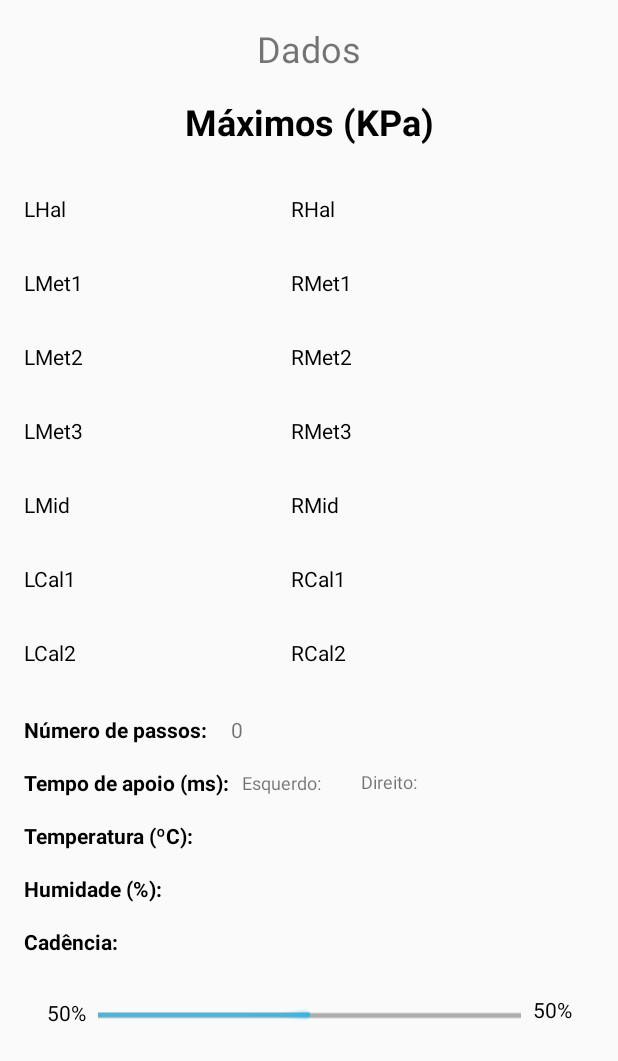
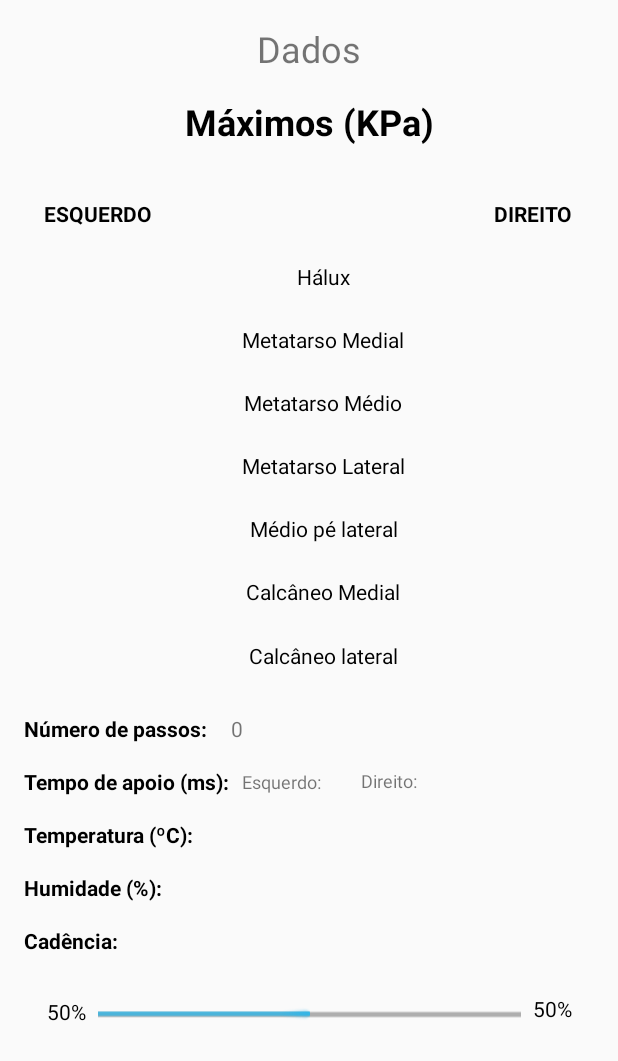
Before and after one commit to flmcampos/Famest_android_app, an Android app: the layout data.xml on its own in the app's theme, with its tools: preview values and no code run, on a phone screen of 412 x 824 dp. Shown: the top 1061 px of the screen. Run offline under Robolectric (Android 15) with nearby library versions, the phone set to English and light mode, and no system bars.

Commit message:
Inclusão de tabela com máximos

```diff
--- a/app/src/main/res/layout/data.xml
+++ b/app/src/main/res/layout/data.xml
@@ -54,6 +54,303 @@
             app:layout_constraintStart_toStartOf="parent"
             app:layout_constraintTop_toTopOf="parent" />
 
+        <TableLayout
+            android:id="@+id/tableLayout"
+            android:layout_width="0dp"
+            android:layout_height="337dp"
+            android:layout_marginTop="24dp"
+            android:weightSum="8"
+            app:layout_constraintEnd_toEndOf="parent"
+            app:layout_constraintStart_toStartOf="parent"
+            app:layout_constraintTop_toBottomOf="@+id/textView11">
+
+            <TableRow
+                android:layout_width="match_parent"
+                android:layout_height="wrap_content"
+                android:layout_weight="1"
+                android:weightSum="3">
+
+                <TextView
+                    android:layout_width="wrap_content"
+                    android:layout_height="match_parent"
+                    android:layout_weight="1"
+                    android:gravity="center"
+                    android:text="ESQUERDO"
+                    android:textAlignment="center"
+                    android:textColor="#000000"
+                    android:textStyle="bold" />
+
+                <TextView
+                    android:layout_width="wrap_content"
+                    android:layout_height="match_parent"
+                    android:layout_weight="1"
+                    android:text="" />
+
+                <TextView
+                    android:layout_width="wrap_content"
+                    android:layout_height="match_parent"
+                    android:layout_weight="1"
+                    android:gravity="center"
+                    android:text="DIREITO"
+                    android:textAlignment="center"
+                    android:textColor="#000000"
+                    android:textStyle="bold" />
+            </TableRow>
+
+            <TableRow
+                android:layout_width="match_parent"
+                android:layout_height="wrap_content"
+                android:layout_weight="1"
+                android:weightSum="3">
+
+                <TextView
+                    android:id="@+id/LHalMax"
+                    android:layout_width="wrap_content"
+                    android:layout_height="match_parent"
+                    android:layout_weight="1"
+                    android:gravity="center"
+                    android:text=""
+                    android:textAlignment="center"
+                    android:textColor="#000000" />
+
+                <TextView
+                    android:layout_width="wrap_content"
+                    android:layout_height="match_parent"
+                    android:layout_weight="1"
+                    android:gravity="center"
+                    android:text="Hálux"
+                    android:textAlignment="center"
+                    android:textColor="#000000" />
+
+                <TextView
+                    android:id="@+id/RHalMax"
+                    android:layout_width="wrap_content"
+                    android:layout_height="match_parent"
+                    android:layout_weight="1"
+                    android:gravity="center"
+                    android:text=""
+                    android:textAlignment="center"
+                    android:textColor="#000000" />
+            </TableRow>
+
+
+            <TableRow
+                android:layout_width="match_parent"
+                android:layout_height="wrap_content"
+                android:layout_weight="1"
+                android:weightSum="3">
+
+                <TextView
+                    android:id="@+id/LMet1Max"
+                    android:layout_width="wrap_content"
+                    android:layout_height="match_parent"
+                    android:layout_weight="1"
+                    android:gravity="center"
+                    android:text=""
+                    android:textAlignment="center"
+                    android:textColor="#000000" />
+
+                <TextView
+                    android:layout_width="wrap_content"
+                    android:layout_height="match_parent"
+                    android:layout_weight="1"
+                    android:gravity="center"
+                    android:text="Metatarso Medial"
+                    android:textAlignment="center"
+                    android:textColor="#000000" />
+
+                <TextView
+                    android:id="@+id/RMet1Max"
+                    android:layout_width="wrap_content"
+                    android:layout_height="match_parent"
+                    android:layout_weight="1"
+                    android:gravity="center"
+                    android:text=""
+                    android:textAlignment="center"
+                    android:textColor="#000000" />
+            </TableRow>
+
+            <TableRow
+                android:layout_width="match_parent"
+                android:layout_height="wrap_content"
+                android:layout_weight="1"
+                android:weightSum="3">
+
+                <TextView
+                    android:id="@+id/LMet2Max"
+                    android:layout_width="wrap_content"
+                    android:layout_height="match_parent"
+                    android:layout_weight="1"
+                    android:gravity="center"
+                    android:text=""
+                    android:textAlignment="center"
+                    android:textColor="#000000" />
+
+                <TextView
+                    android:layout_width="wrap_content"
+                    android:layout_height="match_parent"
+                    android:layout_weight="1"
+                    android:gravity="center"
+                    android:text="Metatarso Médio"
+                    android:textAlignment="center"
+                    android:textColor="#000000" />
+
+                <TextView
+                    android:id="@+id/RMet2Max"
+                    android:layout_width="wrap_content"
+                    android:layout_height="match_parent"
+                    android:layout_weight="1"
+                    android:gravity="center"
+                    android:text=""
+                    android:textAlignment="center"
+                    android:textColor="#000000" />
+            </TableRow>
+
+            <TableRow
+                android:layout_width="match_parent"
+                android:layout_height="wrap_content"
+                android:layout_weight="1"
+                android:weightSum="3">
+
+                <TextView
+                    android:id="@+id/LMet3Max"
+                    android:layout_width="wrap_content"
+                    android:layout_height="match_parent"
+                    android:layout_weight="1"
+                    android:gravity="center"
+                    android:text=""
+                    android:textAlignment="center"
+                    android:textColor="#000000" />
+
+                <TextView
+                    android:layout_width="wrap_content"
+                    android:layout_height="match_parent"
+                    android:layout_weight="1"
+                    android:gravity="center"
+                    android:text="Metatarso Lateral"
+                    android:textAlignment="center"
+                    android:textColor="#000000" />
+
+                <TextView
+                    android:id="@+id/RMet3Max"
+                    android:layout_width="wrap_content"
+                    android:layout_height="match_parent"
+                    android:layout_weight="1"
+                    android:gravity="center"
+                    android:text=""
+                    android:textAlignment="center"
+                    android:textColor="#000000" />
+            </TableRow>
+
+            <TableRow
+                android:layout_width="match_parent"
+                android:layout_height="wrap_content"
+                android:layout_weight="1"
+                android:weightSum="3">
+
+                <TextView
+                    android:id="@+id/LMidMax"
+                    android:layout_width="wrap_content"
+                    android:layout_height="match_parent"
+                    android:layout_weight="1"
+                    android:gravity="center"
+                    android:text=""
+                    android:textAlignment="center"
+                    android:textColor="#000000" />
+
+                <TextView
+                    android:layout_width="wrap_content"
+                    android:layout_height="match_parent"
+                    android:layout_weight="1"
+                    android:gravity="center"
+                    android:text="Médio pé lateral"
+                    android:textAlignment="center"
+                    android:textColor="#000000" />
+
+                <TextView
+                    android:id="@+id/RMidMax"
+                    android:layout_width="wrap_content"
+                    android:layout_height="match_parent"
+                    android:layout_weight="1"
+                    android:gravity="center"
+                    android:text=""
+                    android:textAlignment="center"
+                    android:textColor="#000000" />
+            </TableRow>
+
+            <TableRow
+                android:layout_width="match_parent"
+                android:layout_height="wrap_content"
+                android:layout_weight="1"
+                android:weightSum="3">
+
+                <TextView
+                    android:id="@+id/LCal1Max"
+                    android:layout_width="wrap_content"
+                    android:layout_height="match_parent"
+                    android:layout_weight="1"
+                    android:gravity="center"
+                    android:text=""
+                    android:textAlignment="center"
+                    android:textColor="#000000" />
+
+                <TextView
+                    android:layout_width="wrap_content"
+                    android:layout_height="match_parent"
+                    android:layout_weight="1"
+                    android:gravity="center"
+                    android:text="Calcâneo Medial"
+                    android:textAlignment="center"
+                    android:textColor="#000000" />
+
+                <TextView
+                    android:id="@+id/RCal1Max"
+                    android:layout_width="wrap_content"
+                    android:layout_height="match_parent"
+                    android:layout_weight="1"
+                    android:gravity="center"
+                    android:text=""
+                    android:textAlignment="center"
+                    android:textColor="#000000" />
+            </TableRow>
+
+            <TableRow
+                android:layout_width="match_parent"
+                android:layout_height="wrap_content"
+                android:layout_weight="1"
+                android:weightSum="3">
+
+                <TextView
+                    android:id="@+id/LCal2Max"
+                    android:layout_width="wrap_content"
+                    android:layout_height="match_parent"
+                    android:layout_weight="1"
+                    android:gravity="center"
+                    android:text=""
+                    android:textAlignment="center"
+                    android:textColor="#000000" />
+
+                <TextView
+                    android:layout_width="wrap_content"
+                    android:layout_height="match_parent"
+                    android:layout_weight="1"
+                    android:gravity="center"
+                    android:text="Calcâneo lateral"
+                    android:textAlignment="center"
+                    android:textColor="#000000" />
+
+                <TextView
+                    android:id="@+id/RCal2Max"
+                    android:layout_width="wrap_content"
+                    android:layout_height="match_parent"
+                    android:layout_weight="1"
+                    android:gravity="center"
+                    android:text=""
+                    android:textAlignment="center"
+                    android:textColor="#000000" />
+            </TableRow>
+        </TableLayout>
+
         <TextView
             android:id="@+id/textView11"
             android:layout_width="wrap_content"
@@ -66,78 +363,6 @@
             app:layout_constraintEnd_toEndOf="parent"
             app:layout_constraintStart_toStartOf="parent"
             app:layout_constraintTop_toBottomOf="@+id/textView10" />
-
-        <TextView
-            android:id="@+id/textView13"
-            android:layout_width="wrap_content"
-            android:layout_height="wrap_content"
-            android:layout_marginStart="16dp"
-            android:layout_marginLeft="16dp"
-            android:layout_marginTop="32dp"
-            android:text="LHal"
-            android:textColor="#000000"
-            app:layout_constraintStart_toStartOf="parent"
-            app:layout_constraintTop_toBottomOf="@+id/textView11" />
-
-        <TextView
-            android:id="@+id/textView14"
-            android:layout_width="wrap_content"
-            android:layout_height="wrap_content"
-            android:layout_marginTop="30dp"
-            android:text="LMet1"
-            android:textColor="#000000"
-            app:layout_constraintStart_toStartOf="@+id/textView13"
-            app:layout_constraintTop_toBottomOf="@+id/textView13" />
-
-        <TextView
-            android:id="@+id/textView15"
-            android:layout_width="wrap_content"
-            android:layout_height="wrap_content"
-            android:layout_marginTop="30dp"
-            android:text="LMet2"
-            android:textColor="#000000"
-            app:layout_constraintStart_toStartOf="@+id/textView14"
-            app:layout_constraintTop_toBottomOf="@+id/textView14" />
-
-        <TextView
-            android:id="@+id/textView16"
-            android:layout_width="wrap_content"
-            android:layout_height="wrap_content"
-            android:layout_marginTop="30dp"
-            android:text="LMet3"
-            android:textColor="#000000"
-            app:layout_constraintStart_toStartOf="@+id/textView15"
-            app:layout_constraintTop_toBottomOf="@+id/textView15" />
-
-        <TextView
-            android:id="@+id/textView17"
-            android:layout_width="wrap_content"
-            android:layout_height="wrap_content"
-            android:layout_marginTop="30dp"
-            android:text="LMid"
-            android:textColor="#000000"
-            app:layout_constraintStart_toStartOf="@+id/textView16"
-            app:layout_constraintTop_toBottomOf="@+id/textView16" />
-
-        <TextView
-            android:id="@+id/textView18"
-            android:layout_width="wrap_content"
-            android:layout_height="wrap_content"
-            android:layout_marginTop="30dp"
-            android:text="LCal1"
-            android:textColor="#000000"
-            app:layout_constraintStart_toStartOf="@+id/textView17"
-            app:layout_constraintTop_toBottomOf="@+id/textView17" />
-
-        <TextView
-            android:id="@+id/textView19"
-            android:layout_width="wrap_content"
-            android:layout_height="wrap_content"
-            android:layout_marginTop="30dp"
-            android:text="LCal2"
-            android:textColor="#000000"
-            app:layout_constraintStart_toStartOf="@+id/textView18"
-            app:layout_constraintTop_toBottomOf="@+id/textView18" />
 
         <TextView
             android:id="@+id/left_percentage"
@@ -169,12 +394,14 @@
             android:id="@+id/textView27"
             android:layout_width="wrap_content"
             android:layout_height="wrap_content"
-            android:layout_marginTop="32dp"
+            android:layout_marginStart="16dp"
+            android:layout_marginLeft="16dp"
+            android:layout_marginTop="17dp"
             android:text="Número de passos:"
             android:textColor="#000000"
             android:textStyle="bold"
-            app:layout_constraintStart_toStartOf="@+id/textView19"
-            app:layout_constraintTop_toBottomOf="@+id/textView19" />
+            app:layout_constraintStart_toStartOf="parent"
+            app:layout_constraintTop_toBottomOf="@+id/tableLayout" />
 
         <TextView
             android:id="@+id/no_de_passos"
@@ -251,7 +478,7 @@
             android:text="Tempo de apoio (ms):"
             android:textColor="#000000"
             android:textStyle="bold"
-            app:layout_constraintStart_toStartOf="@+id/textView19"
+            app:layout_constraintStart_toStartOf="@+id/textView27"
             app:layout_constraintTop_toBottomOf="@+id/textView27" />
 
         <TextView
@@ -262,7 +489,7 @@
             android:text="Temperatura (ºC): "
             android:textColor="#000000"
             android:textStyle="bold"
-            app:layout_constraintStart_toStartOf="@+id/textView19"
+            app:layout_constraintStart_toStartOf="@+id/textView30"
             app:layout_constraintTop_toBottomOf="@+id/textView30" />
 
         <TextView
@@ -273,203 +500,9 @@
             android:text="Humidade (%): "
             android:textColor="#000000"
             android:textStyle="bold"
-            app:layout_constraintStart_toStartOf="@+id/textView19"
+            app:layout_constraintStart_toStartOf="@+id/textView29"
             app:layout_constraintTop_toBottomOf="@+id/textView29" />
 
-        <TextView
-            android:id="@+id/textView20"
-            android:layout_width="wrap_content"
-            android:layout_height="wrap_content"
-            android:layout_marginStart="150dp"
-            android:layout_marginLeft="150dp"
-            android:text="RHal"
-            android:textColor="#000000"
-            app:layout_constraintStart_toEndOf="@+id/textView13"
-            app:layout_constraintTop_toTopOf="@+id/textView13" />
-
-        <TextView
-            android:id="@+id/textView21"
-            android:layout_width="wrap_content"
-            android:layout_height="wrap_content"
-            android:text="RMet1"
-            android:textColor="#000000"
-            app:layout_constraintStart_toStartOf="@+id/textView20"
-            app:layout_constraintTop_toTopOf="@+id/textView14" />
-
-        <TextView
-            android:id="@+id/textView22"
-            android:layout_width="wrap_content"
-            android:layout_height="wrap_content"
-            android:text="RMet2"
-            android:textColor="#000000"
-            app:layout_constraintStart_toStartOf="@+id/textView21"
-            app:layout_constraintTop_toTopOf="@+id/textView15" />
-
-        <TextView
-            android:id="@+id/textView23"
-            android:layout_width="wrap_content"
-            android:layout_height="wrap_content"
-            android:text="RMet3"
-            android:textColor="#000000"
-            app:layout_constraintStart_toStartOf="@+id/textView22"
-            app:layout_constraintTop_toTopOf="@+id/textView16" />
-
-        <TextView
-            android:id="@+id/textView24"
-            android:layout_width="wrap_content"
-            android:layout_height="wrap_content"
-            android:text="RMid"
-            android:textColor="#000000"
-            app:layout_constraintStart_toStartOf="@+id/textView23"
-            app:layout_constraintTop_toTopOf="@+id/textView17" />
-
-        <TextView
-            android:id="@+id/textView25"
-            android:layout_width="wrap_content"
-            android:layout_height="wrap_content"
-            android:text="RCal1"
-            android:textColor="#000000"
-            app:layout_constraintStart_toStartOf="@+id/textView24"
-            app:layout_constraintTop_toTopOf="@+id/textView18" />
-
-        <TextView
-            android:id="@+id/textView26"
-            android:layout_width="wrap_content"
-            android:layout_height="wrap_content"
-            android:text="RCal2"
-            android:textColor="#000000"
-            app:layout_constraintStart_toStartOf="@+id/textView25"
-            app:layout_constraintTop_toTopOf="@+id/textView19" />
-
-        <TextView
-            android:id="@+id/LHalMax"
-            android:layout_width="wrap_content"
-            android:layout_height="wrap_content"
-            android:layout_marginStart="30dp"
-            android:layout_marginLeft="30dp"
-            android:text=""
-            android:textColor="#000000"
-            app:layout_constraintStart_toEndOf="@+id/textView13"
-            app:layout_constraintTop_toTopOf="@+id/textView13" />
-
-        <TextView
-            android:id="@+id/LMet1Max"
-            android:layout_width="wrap_content"
-            android:layout_height="wrap_content"
-            android:text=""
-            android:textColor="#000000"
-            app:layout_constraintStart_toStartOf="@+id/LHalMax"
-            app:layout_constraintTop_toTopOf="@+id/textView14" />
-
-        <TextView
-            android:id="@+id/LMet2Max"
-            android:layout_width="wrap_content"
-            android:layout_height="wrap_content"
-            android:text=""
-            android:textColor="#000000"
-            app:layout_constraintStart_toStartOf="@+id/LMet1Max"
-            app:layout_constraintTop_toTopOf="@+id/textView15" />
-
-        <TextView
-            android:id="@+id/LMet3Max"
-            android:layout_width="wrap_content"
-            android:layout_height="wrap_content"
-            android:text=""
-            android:textColor="#000000"
-            app:layout_constraintStart_toStartOf="@+id/LMet2Max"
-            app:layout_constraintTop_toTopOf="@+id/textView16" />
-
-        <TextView
-            android:id="@+id/LMidMax"
-            android:layout_width="wrap_content"
-            android:layout_height="wrap_content"
-            android:text=""
-            android:textColor="#000000"
-            app:layout_constraintStart_toStartOf="@+id/LMet3Max"
-            app:layout_constraintTop_toTopOf="@+id/textView17" />
-
-        <TextView
-            android:id="@+id/LCal1Max"
-            android:layout_width="wrap_content"
-            android:layout_height="wrap_content"
-            android:text=""
-            android:textColor="#000000"
-            app:layout_constraintStart_toStartOf="@+id/LMidMax"
-            app:layout_constraintTop_toTopOf="@+id/textView18" />
-
-        <TextView
-            android:id="@+id/LCal2Max"
-            android:layout_width="wrap_content"
-            android:layout_height="wrap_content"
-            android:text=""
-            android:textColor="#000000"
-            app:layout_constraintStart_toStartOf="@+id/LCal1Max"
-            app:layout_constraintTop_toTopOf="@+id/textView19" />
-
-        <TextView
-            android:id="@+id/RHalMax"
-            android:layout_width="wrap_content"
-            android:layout_height="wrap_content"
-            android:layout_marginStart="30dp"
-            android:layout_marginLeft="30dp"
-            android:text=""
-            android:textColor="#000000"
-            app:layout_constraintStart_toEndOf="@+id/textView20"
-            app:layout_constraintTop_toTopOf="@+id/textView20" />
-
-        <TextView
-            android:id="@+id/RMet1Max"
-            android:layout_width="wrap_content"
-            android:layout_height="wrap_content"
-            android:text=""
-            android:textColor="#000000"
-            app:layout_constraintStart_toStartOf="@+id/RHalMax"
-            app:layout_constraintTop_toTopOf="@+id/textView21" />
-
-        <TextView
-            android:id="@+id/RMet2Max"
-            android:layout_width="wrap_content"
-            android:layout_height="wrap_content"
-            android:text=""
-            android:textColor="#000000"
-            app:layout_constraintStart_toStartOf="@+id/RMet1Max"
-            app:layout_constraintTop_toTopOf="@+id/textView22" />
-
-        <TextView
-            android:id="@+id/RMet3Max"
-            android:layout_width="wrap_content"
-            android:layout_height="wrap_content"
-            android:text=""
-            android:textColor="#000000"
-            app:layout_constraintStart_toStartOf="@+id/RMet2Max"
-            app:layout_constraintTop_toTopOf="@+id/textView23" />
-
-        <TextView
-            android:id="@+id/RMidMax"
-            android:layout_width="wrap_content"
-            android:layout_height="wrap_content"
-            android:text=""
-            android:textColor="#000000"
-            app:layout_constraintStart_toStartOf="@+id/RMet3Max"
-            app:layout_constraintTop_toTopOf="@+id/textView24" />
-
-        <TextView
-            android:id="@+id/RCal1Max"
-            android:layout_width="wrap_content"
-            android:layout_height="wrap_content"
-            android:text=""
-            android:textColor="#000000"
-            app:layout_constraintStart_toStartOf="@+id/RMidMax"
-            app:layout_constraintTop_toTopOf="@+id/textView25" />
-
-        <TextView
-            android:id="@+id/RCal2Max"
-            android:layout_width="wrap_content"
-            android:layout_height="wrap_content"
-            android:text=""
-            android:textColor="#000000"
-            app:layout_constraintStart_toStartOf="@+id/RCal1Max"
-            app:layout_constraintTop_toTopOf="@+id/textView26" />
 
         <ProgressBar
             android:id="@+id/progressBar"
```
Also changed, not shown: 14 other files.
